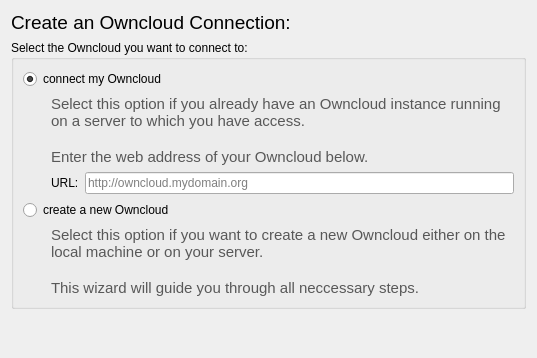
Before: the Qt Designer form src/mirall/owncloudwizardselecttypepage.ui in nextcloud/desktop, drawn with Qt 5.
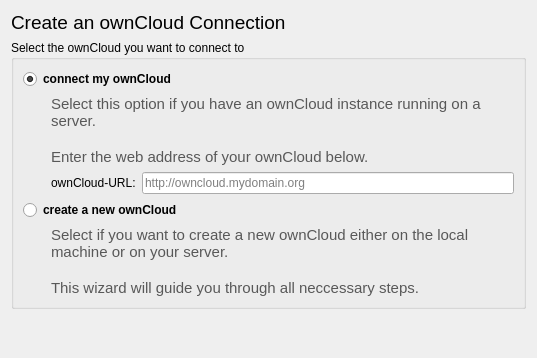
After: the same form once the commit is applied.

Commit message: Polished the ui, stop syncing during user actions.

The edit to the form file:
```diff
--- a/src/mirall/owncloudwizardselecttypepage.ui
+++ b/src/mirall/owncloudwizardselecttypepage.ui
@@ -26,7 +26,7 @@
         </font>
        </property>
        <property name="text">
-        <string>Create an Owncloud Connection:</string>
+        <string>Create an ownCloud Connection</string>
        </property>
       </widget>
      </item>
@@ -48,13 +48,19 @@
    <item row="1" column="0">
     <widget class="QGroupBox" name="groupBox">
      <property name="title">
-      <string>Select the Owncloud you want to connect to:</string>
+      <string>Select the ownCloud you want to connect to</string>
      </property>
      <layout class="QGridLayout" name="gridLayout">
       <item row="0" column="0" colspan="3">
        <widget class="QRadioButton" name="connectMyOCRadioBtn">
+        <property name="font">
+         <font>
+          <weight>75</weight>
+          <bold>true</bold>
+         </font>
+        </property>
         <property name="text">
-         <string>connect my Owncloud</string>
+         <string>connect my ownCloud</string>
         </property>
         <property name="checked">
          <bool>true</bool>
@@ -84,9 +90,9 @@
 &lt;html&gt;&lt;head&gt;&lt;meta name=&quot;qrichtext&quot; content=&quot;1&quot; /&gt;&lt;style type=&quot;text/css&quot;&gt;
 p, li { white-space: pre-wrap; }
 &lt;/style&gt;&lt;/head&gt;&lt;body style=&quot; font-family:'Sans Serif'; font-size:11pt; font-weight:400; font-style:normal;&quot;&gt;
-&lt;p style=&quot; margin-top:0px; margin-bottom:0px; margin-left:0px; margin-right:0px; -qt-block-indent:0; text-indent:0px;&quot;&gt;&lt;span style=&quot; color:#585858;&quot;&gt;Select this option if you already have an Owncloud instance running on a server to which you have access.&lt;/span&gt;&lt;/p&gt;
+&lt;p style=&quot; margin-top:0px; margin-bottom:0px; margin-left:0px; margin-right:0px; -qt-block-indent:0; text-indent:0px;&quot;&gt;&lt;span style=&quot; color:#585858;&quot;&gt;Select this option if you have an ownCloud instance running on a server.&lt;/span&gt;&lt;/p&gt;
 &lt;p style=&quot;-qt-paragraph-type:empty; margin-top:0px; margin-bottom:0px; margin-left:0px; margin-right:0px; -qt-block-indent:0; text-indent:0px; color:#585858;&quot;&gt;&lt;/p&gt;
-&lt;p style=&quot; margin-top:0px; margin-bottom:0px; margin-left:0px; margin-right:0px; -qt-block-indent:0; text-indent:0px;&quot;&gt;&lt;span style=&quot; color:#585858;&quot;&gt;Enter the web address of your Owncloud below.&lt;/span&gt;&lt;/p&gt;&lt;/body&gt;&lt;/html&gt;</string>
+&lt;p style=&quot; margin-top:0px; margin-bottom:0px; margin-left:0px; margin-right:0px; -qt-block-indent:0; text-indent:0px;&quot;&gt;&lt;span style=&quot; color:#585858;&quot;&gt;Enter the web address of your ownCloud below.&lt;/span&gt;&lt;/p&gt;&lt;/body&gt;&lt;/html&gt;</string>
         </property>
         <property name="textFormat">
          <enum>Qt::AutoText</enum>
@@ -102,7 +108,7 @@
       <item row="2" column="1">
        <widget class="QLabel" name="label">
         <property name="text">
-         <string>URL:</string>
+         <string>ownCloud-URL:</string>
         </property>
        </widget>
       </item>
@@ -115,8 +121,14 @@
       </item>
       <item row="3" column="0" colspan="3">
        <widget class="QRadioButton" name="createNewOCRadioBtn">
+        <property name="font">
+         <font>
+          <weight>75</weight>
+          <bold>true</bold>
+         </font>
+        </property>
         <property name="text">
-         <string>create a new Owncloud</string>
+         <string>create a new ownCloud</string>
         </property>
        </widget>
       </item>
@@ -143,7 +155,7 @@
 &lt;html&gt;&lt;head&gt;&lt;meta name=&quot;qrichtext&quot; content=&quot;1&quot; /&gt;&lt;style type=&quot;text/css&quot;&gt;
 p, li { white-space: pre-wrap; }
 &lt;/style&gt;&lt;/head&gt;&lt;body style=&quot; font-family:'Sans Serif'; font-size:11pt; font-weight:400; font-style:normal;&quot;&gt;
-&lt;p style=&quot; margin-top:0px; margin-bottom:0px; margin-left:0px; margin-right:0px; -qt-block-indent:0; text-indent:0px;&quot;&gt;&lt;span style=&quot; color:#585858;&quot;&gt;Select this option if you want to create a new Owncloud either on the local machine or on your server. &lt;/span&gt;&lt;/p&gt;
+&lt;p style=&quot; margin-top:0px; margin-bottom:0px; margin-left:0px; margin-right:0px; -qt-block-indent:0; text-indent:0px;&quot;&gt;&lt;span style=&quot; color:#585858;&quot;&gt;Select if you want to create a new ownCloud either on the local machine or on your server. &lt;/span&gt;&lt;/p&gt;
 &lt;p style=&quot;-qt-paragraph-type:empty; margin-top:0px; margin-bottom:0px; margin-left:0px; margin-right:0px; -qt-block-indent:0; text-indent:0px; color:#585858;&quot;&gt;&lt;/p&gt;
 &lt;p style=&quot; margin-top:0px; margin-bottom:0px; margin-left:0px; margin-right:0px; -qt-block-indent:0; text-indent:0px;&quot;&gt;&lt;span style=&quot; color:#585858;&quot;&gt;This wizard will guide you through all neccessary steps.&lt;/span&gt;&lt;/p&gt;&lt;/body&gt;&lt;/html&gt;</string>
         </property>
```
The commit also changes 7 other files.
